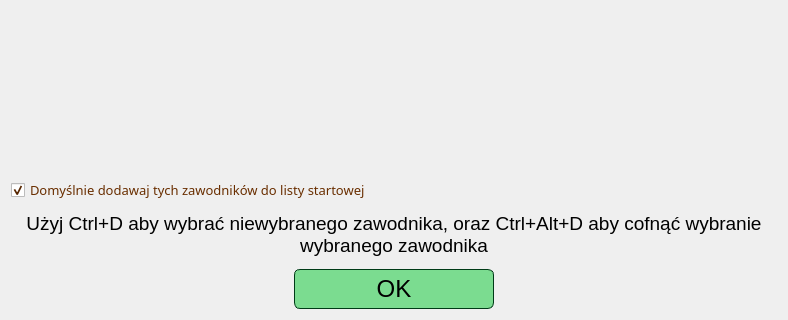
Above: source/UI/EditorWidgets/JumpersListEditorWindow.ui from KonradKrol/sj-sim before the change; both pictures show x 0 to 788 and y 370 to 690 of the 788 by 690 pixel window. Below: the same form after it.
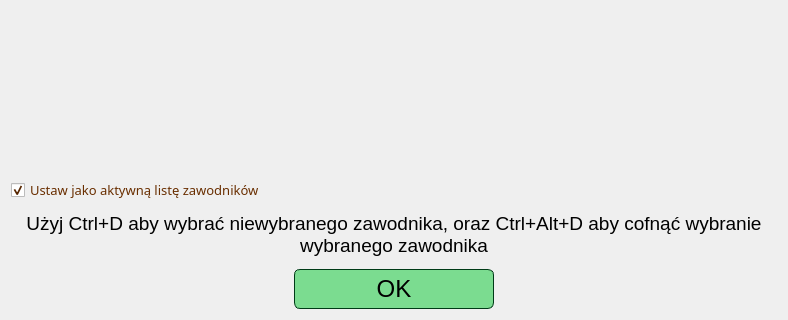
That is the form after the change.

What changed in the file:
```diff
--- a/source/UI/EditorWidgets/JumpersListEditorWindow.ui
+++ b/source/UI/EditorWidgets/JumpersListEditorWindow.ui
@@ -122,7 +122,7 @@
       <string notr="true">color: rgb(105, 46, 0);</string>
      </property>
      <property name="text">
-      <string>Domyślnie dodawaj tych zawodników do listy startowej</string>
+      <string>Ustaw jako aktywną listę zawodników</string>
      </property>
      <property name="checked">
       <bool>true</bool>
```
